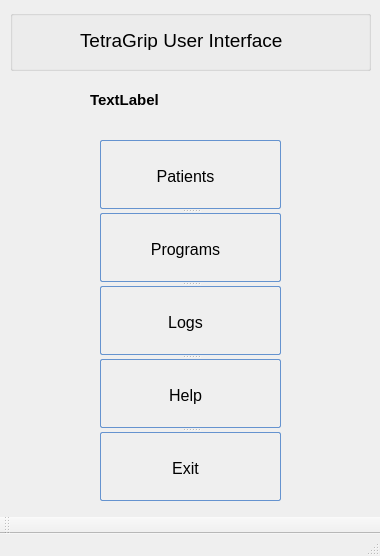
Above: POML060_v1/stageonemain.ui from viniltc/POML060 before the change. Below: the same form after it.
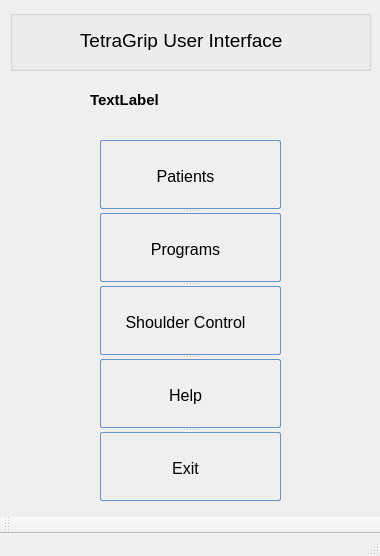
That is the form after the change. Custom widgets are drawn as their Qt base class.

Patch:
```diff
--- a/POML060_v1/stageonemain.ui
+++ b/POML060_v1/stageonemain.ui
@@ -231,7 +231,7 @@
 }</string>
      </property>
      <property name="text">
-      <string>Logs</string>
+      <string>Shoulder Control</string>
      </property>
     </widget>
     <widget class="QPushButton" name="pushButton_help">
```
